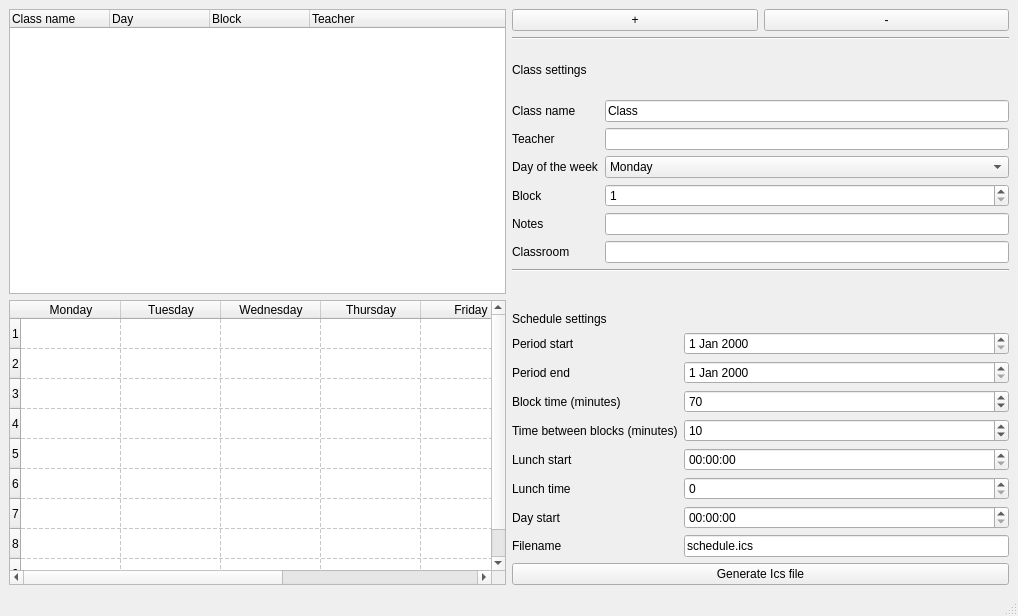
Before: the Qt Designer form src/form.ui in discojapi/ics-class-schedule, drawn with Qt 5.
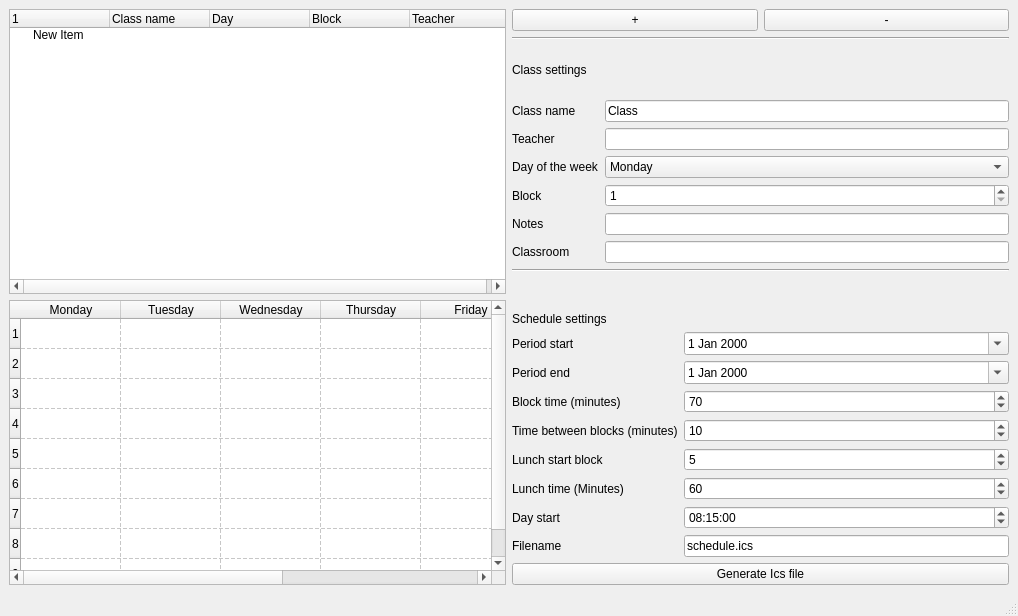
After: the same form once the commit is applied. Icons and pictures are not drawn.

Diff of the .ui file:
```diff
--- a/src/form.ui
+++ b/src/form.ui
@@ -37,6 +37,11 @@
         <property name="animated">
          <bool>true</bool>
         </property>
+        <column>
+         <property name="text">
+          <string/>
+         </property>
+        </column>
         <column>
          <property name="text">
           <string>Class name</string>
@@ -57,6 +62,17 @@
           <string>Teacher</string>
          </property>
         </column>
+        <item>
+         <property name="text">
+          <string>New Item</string>
+         </property>
+         <property name="text">
+          <string/>
+         </property>
+         <property name="flags">
+          <set>ItemIsSelectable|ItemIsDragEnabled|ItemIsDropEnabled|ItemIsEnabled</set>
+         </property>
+        </item>
        </widget>
       </item>
       <item>
@@ -354,7 +370,11 @@
          </widget>
         </item>
         <item row="0" column="1">
-         <widget class="QDateEdit" name="periodStartDateEdit"/>
+         <widget class="QDateEdit" name="periodStartDateEdit">
+          <property name="calendarPopup">
+           <bool>true</bool>
+          </property>
+         </widget>
         </item>
         <item row="1" column="0">
          <widget class="QLabel" name="periodEndLabel">
@@ -364,7 +384,11 @@
          </widget>
         </item>
         <item row="1" column="1">
-         <widget class="QDateEdit" name="periodEndDateEdit"/>
+         <widget class="QDateEdit" name="periodEndDateEdit">
+          <property name="calendarPopup">
+           <bool>true</bool>
+          </property>
+         </widget>
         </item>
         <item row="3" column="0">
          <widget class="QLabel" name="timeBetweenBlockLabel">
@@ -383,13 +407,10 @@
         <item row="4" column="0">
          <widget class="QLabel" name="lunchStartLabel">
           <property name="text">
-           <string>Lunch start</string>
+           <string>Lunch start block</string>
           </property>
          </widget>
         </item>
-        <item row="4" column="1">
-         <widget class="QTimeEdit" name="lunchStartTimeEdit"/>
-        </item>
         <item row="6" column="0">
          <widget class="QLabel" name="dayStartLabel">
           <property name="text">
@@ -398,7 +419,24 @@
          </widget>
         </item>
         <item row="6" column="1">
-         <widget class="QTimeEdit" name="dayStartTimeEdit"/>
+         <widget class="QTimeEdit" name="dayStartTimeEdit">
+          <property name="dateTime">
+           <datetime>
+            <hour>8</hour>
+            <minute>15</minute>
+            <second>0</second>
+            <year>2000</year>
+            <month>1</month>
+            <day>1</day>
+           </datetime>
+          </property>
+          <property name="calendarPopup">
+           <bool>false</bool>
+          </property>
+          <property name="timeSpec">
+           <enum>Qt::TimeSpec::LocalTime</enum>
+          </property>
+         </widget>
         </item>
         <item row="7" column="0">
          <widget class="QLabel" name="filenameLabel">
@@ -417,12 +455,22 @@
         <item row="5" column="0">
          <widget class="QLabel" name="lunchTimeLabel">
           <property name="text">
-           <string>Lunch time</string>
+           <string>Lunch time (Minutes)</string>
           </property>
          </widget>
         </item>
         <item row="5" column="1">
-         <widget class="QSpinBox" name="lunchTimeSpinBox"/>
+         <widget class="QSpinBox" name="lunchTimeSpinBox">
+          <property name="minimum">
+           <number>1</number>
+          </property>
+          <property name="maximum">
+           <number>200</number>
+          </property>
+          <property name="value">
+           <number>60</number>
+          </property>
+         </widget>
         </item>
         <item row="2" column="0">
          <widget class="QLabel" name="blockTimeMinutesLabel">
@@ -438,6 +486,19 @@
           </property>
          </widget>
         </item>
+        <item row="4" column="1">
+         <widget class="QSpinBox" name="lunchStartSpinBox">
+          <property name="minimum">
+           <number>1</number>
+          </property>
+          <property name="maximum">
+           <number>9</number>
+          </property>
+          <property name="value">
+           <number>5</number>
+          </property>
+         </widget>
+        </item>
        </layout>
       </item>
       <item>
```
